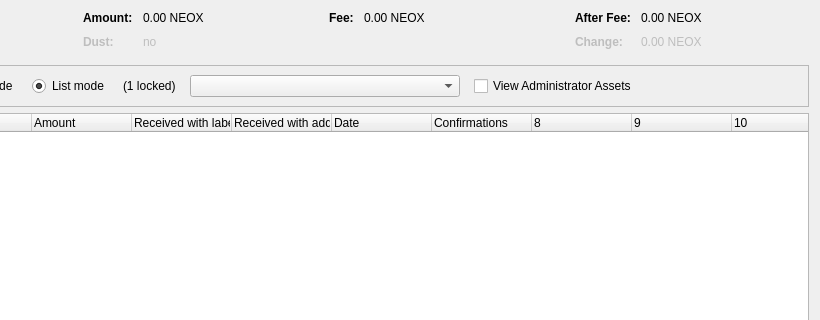
Qt form src/qt/forms/assetcontroldialog.ui (Cryptic-dev1/Akitacoin) before a commit; both pictures show x 180 to 1000 and y 0 to 320 of the 1000 by 500 pixel window.
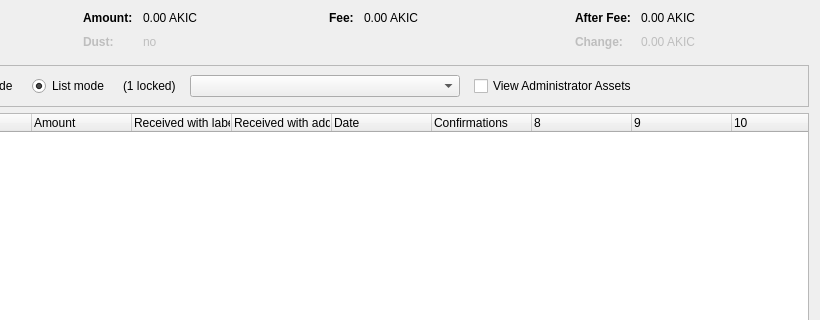
The same form after that commit. Custom widgets are drawn as their Qt base class.

```diff
--- a/src/qt/forms/assetcontroldialog.ui
+++ b/src/qt/forms/assetcontroldialog.ui
@@ -132,7 +132,7 @@
           <enum>Qt::ActionsContextMenu</enum>
          </property>
          <property name="text">
-          <string notr="true">0.00 NEOX</string>
+          <string notr="true">0.00 AKIC</string>
          </property>
          <property name="textInteractionFlags">
           <set>Qt::LinksAccessibleByMouse|Qt::TextSelectableByKeyboard|Qt::TextSelectableByMouse</set>
@@ -212,7 +212,7 @@
           <enum>Qt::ActionsContextMenu</enum>
          </property>
          <property name="text">
-          <string notr="true">0.00 NEOX</string>
+          <string notr="true">0.00 AKIC</string>
          </property>
          <property name="textInteractionFlags">
           <set>Qt::LinksAccessibleByMouse|Qt::TextSelectableByKeyboard|Qt::TextSelectableByMouse</set>
@@ -257,7 +257,7 @@
           <enum>Qt::ActionsContextMenu</enum>
          </property>
          <property name="text">
-          <string notr="true">0.00 NEOX</string>
+          <string notr="true">0.00 AKIC</string>
          </property>
          <property name="textInteractionFlags">
           <set>Qt::LinksAccessibleByMouse|Qt::TextSelectableByKeyboard|Qt::TextSelectableByMouse</set>
@@ -292,7 +292,7 @@
           <enum>Qt::ActionsContextMenu</enum>
          </property>
          <property name="text">
-          <string notr="true">0.00 NEOX</string>
+          <string notr="true">0.00 AKIC</string>
          </property>
          <property name="textInteractionFlags">
           <set>Qt::LinksAccessibleByMouse|Qt::TextSelectableByKeyboard|Qt::TextSelectableByMouse</set>
```
